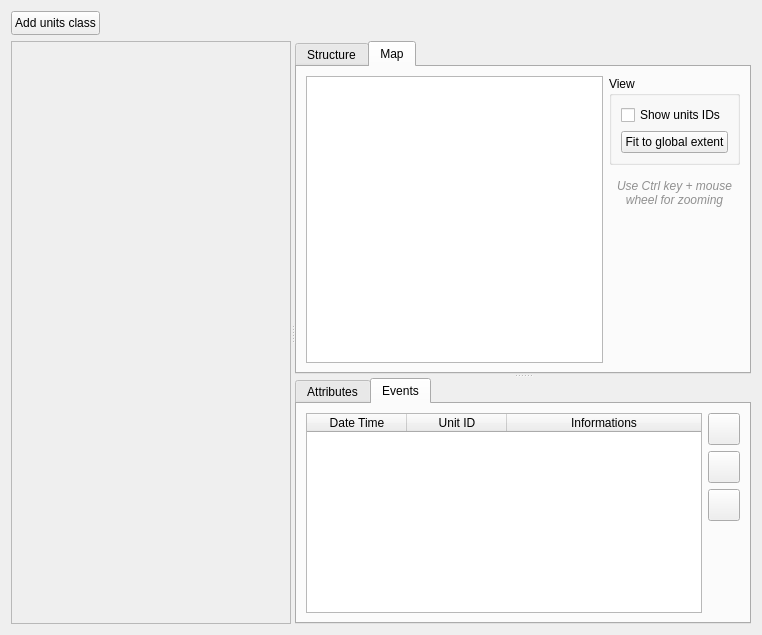
Before: the Qt Designer form src/apps/openfluid-builder/spatial/SpatialDomainWidget.ui in OpenFLUID/openfluid, drawn with Qt 5.
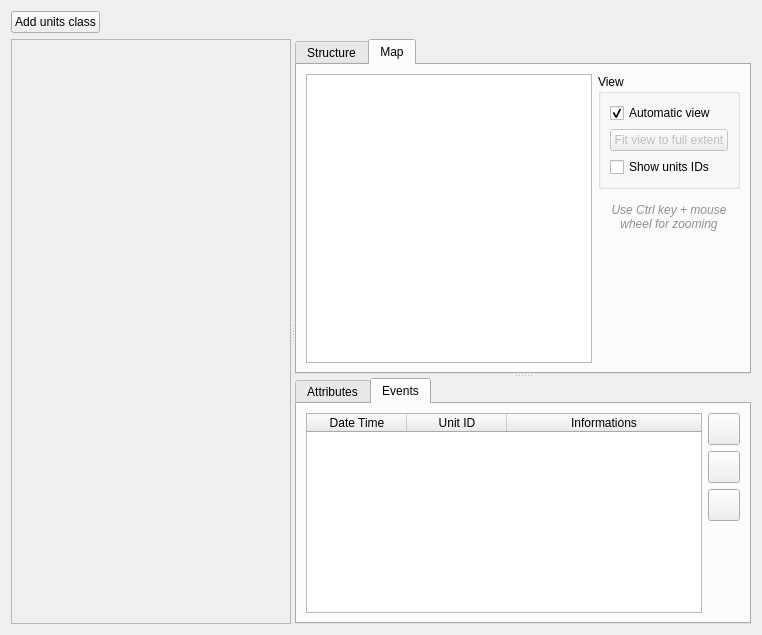
After: the same form once the commit is applied. The open tabs and pages were chosen to show the change. Custom widgets are drawn as their Qt base class.

Commit message:
Automatic view fitting for map in OpenFLUID-Builder
* Added ability to enable/dosable an automatic view
* Fixed initial view of map when opening project
* Cleaned code

(references OpenFLUID/openfluid#291)

Diff of the .ui file:
```diff
--- a/src/apps/openfluid-builder/spatial/SpatialDomainWidget.ui
+++ b/src/apps/openfluid-builder/spatial/SpatialDomainWidget.ui
@@ -22,15 +22,15 @@
      <item>
       <widget class="QPushButton" name="AddUnitsClassButton">
        <property name="sizePolicy">
-        <sizepolicy hsizetype="Fixed" vsizetype="Fixed">
+        <sizepolicy hsizetype="Minimum" vsizetype="Fixed">
          <horstretch>0</horstretch>
          <verstretch>0</verstretch>
         </sizepolicy>
        </property>
        <property name="minimumSize">
         <size>
-         <width>24</width>
-         <height>24</height>
+         <width>0</width>
+         <height>0</height>
         </size>
        </property>
        <property name="font">
@@ -104,7 +104,7 @@
          <x>0</x>
          <y>0</y>
          <width>278</width>
-         <height>583</height>
+         <height>580</height>
         </rect>
        </property>
        <layout class="QVBoxLayout" name="verticalLayout_6">
@@ -370,6 +370,26 @@
               <string>View</string>
              </property>
              <layout class="QVBoxLayout" name="verticalLayout_9">
+              <item>
+               <widget class="QCheckBox" name="AutomaticViewCheckBox">
+                <property name="text">
+                 <string>Automatic view</string>
+                </property>
+                <property name="checked">
+                 <bool>true</bool>
+                </property>
+               </widget>
+              </item>
+              <item>
+               <widget class="QPushButton" name="FitViewButton">
+                <property name="enabled">
+                 <bool>false</bool>
+                </property>
+                <property name="text">
+                 <string>Fit view to full extent</string>
+                </property>
+               </widget>
+              </item>
               <item>
                <widget class="QCheckBox" name="UnitsIDsCheckBox">
                 <property name="text">
@@ -377,13 +397,6 @@
                 </property>
                </widget>
               </item>
-              <item>
-               <widget class="QPushButton" name="FitViewButton">
-                <property name="text">
-                 <string>Fit to global extent</string>
-                </property>
-               </widget>
-              </item>
              </layout>
             </widget>
            </item>
```
The commit also changes 6 other files.
